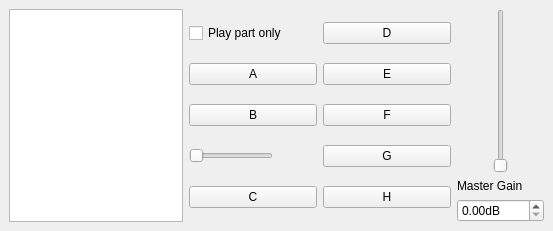
Before: the Qt Designer form mscore/mixer.ui in Obliquely/MuseScore, drawn with Qt 5.
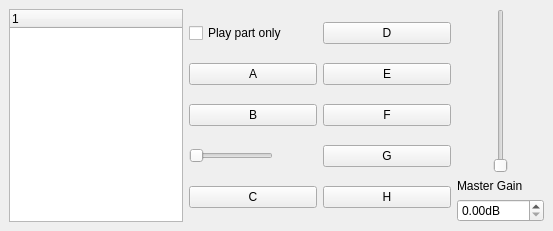
After: the same form once the commit is applied.

Commit message: Working (sort of) mockup. Bit greedy on vertical space.

Patch:
```diff
--- a/mscore/mixer.ui
+++ b/mscore/mixer.ui
@@ -135,7 +135,13 @@
        </layout>
       </item>
       <item row="1" column="0">
-       <widget class="QTreeView" name="instrumentList"/>
+       <widget class="QTreeWidget" name="instrumentList">
+        <column>
+         <property name="text">
+          <string notr="true">1</string>
+         </property>
+        </column>
+       </widget>
       </item>
      </layout>
     </item>
```
The commit also changes 1 other file.
